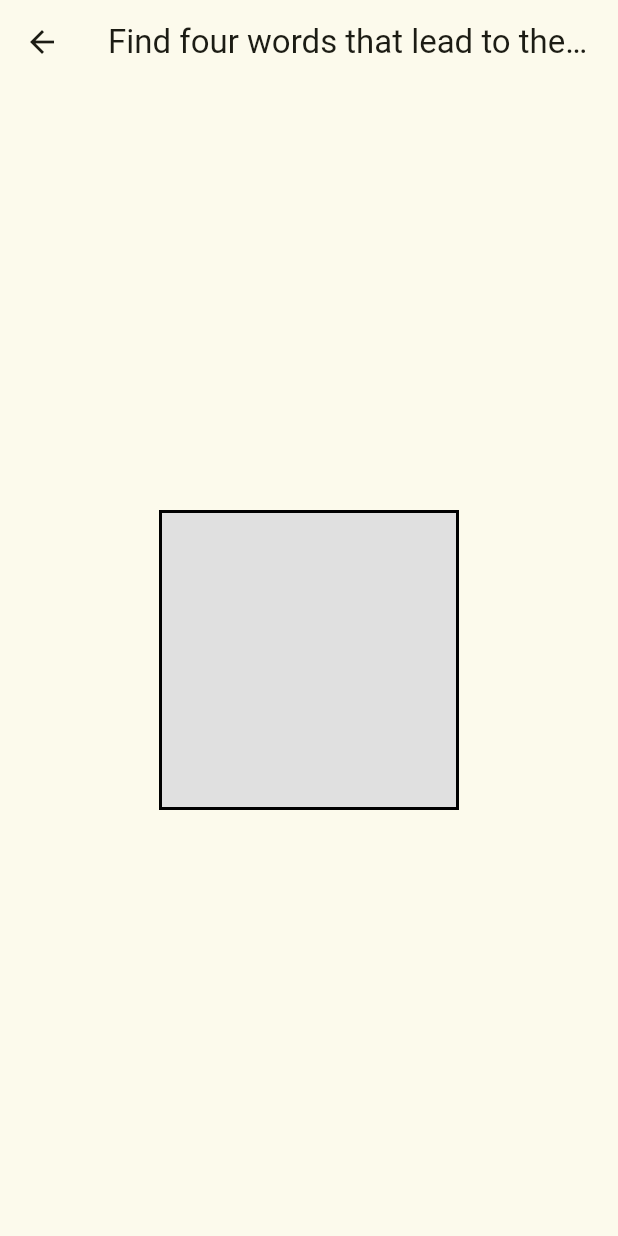
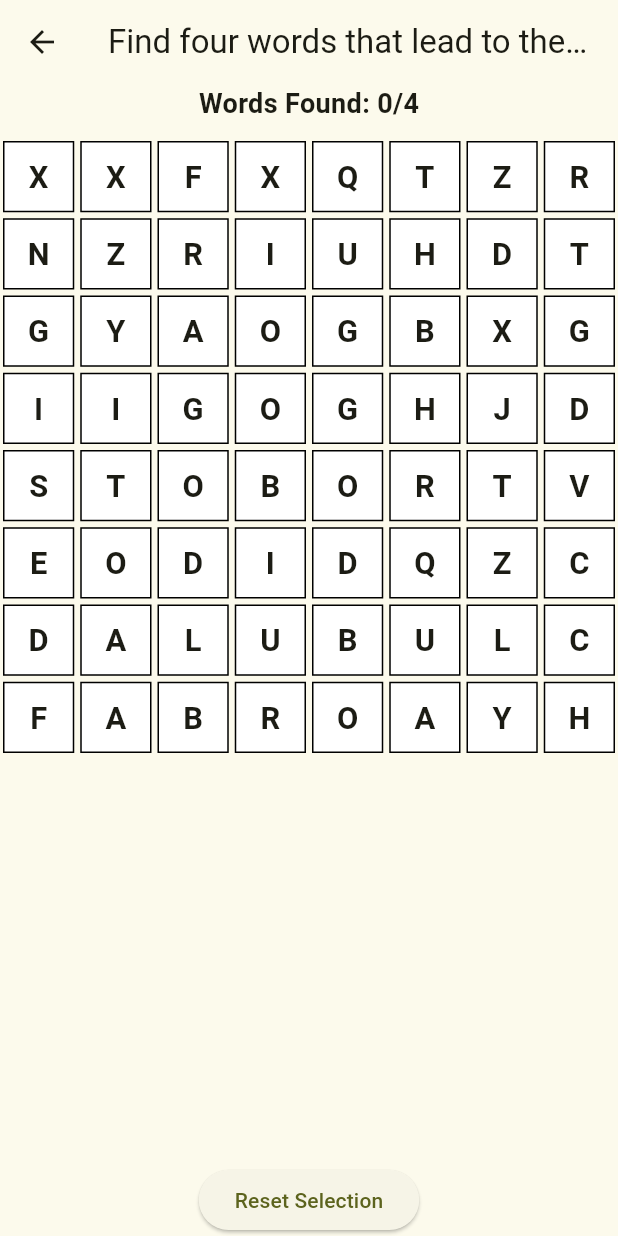
Before and after one commit to maureensanchez99/app6, a Flutter app: the screen it shows after launch, after a tap on "Wordsearch", on a phone screen of 412 x 824 dp. Run offline on Flutter 3.47's test engine with Material 3 defaults, Android fonts, the phone set to English and light mode, and no system bars.

Commit message:
users can now click on letters to find words

```diff
--- a/lib/pages/wordsearch_page.dart
+++ b/lib/pages/wordsearch_page.dart
@@ -1,26 +1,157 @@
-import 'dart:async';
+import 'dart:math';
 import 'package:flutter/material.dart';
-import 'package:shared_preferences/shared_preferences.dart';
 
-class WordSearch extends StatelessWidget {
+class WordSearch extends StatefulWidget {
   const WordSearch({super.key});
 
   @override
+  _WordSearchState createState() => _WordSearchState();
+}
+
+class _WordSearchState extends State<WordSearch> {
+  final int gridSize = 8;
+  final List<String> words = ["ROBOT", "FIGHT", "CLUB", "DESIGN"];
+  late List<List<String>> grid;
+  late List<List<bool>> highlighted;
+  String currentWord = "";
+  final Random _random = Random();
+  Set<String> foundWords = {};
+
+  @override
+  void initState() {
+    super.initState();
+    _generateGrid();
+  }
+
+  void _generateGrid() {
+    grid = List.generate(gridSize, (_) => List.generate(gridSize, (_) => '.', growable: false), growable: false);
+    highlighted = List.generate(gridSize, (_) => List.generate(gridSize, (_) => false, growable: false), growable: false);
+    _placeWords();
+    _fillEmptySpaces();
+  }
+
+  void _placeWords() {
+    for (var word in words) {
+      bool placed = false;
+      while (!placed) {
+        int row = _random.nextInt(gridSize);
+        int col = _random.nextInt(gridSize);
+        List<int> direction = _getRandomDirection();
+
+        if (_canPlaceWord(word, row, col, direction)) {
+          for (int i = 0; i < word.length; i++) {
+            grid[row + i * direction[0]][col + i * direction[1]] = word[i];
+          }
+          placed = true;
+        }
+      }
+    }
+  }
+
+  bool _canPlaceWord(String word, int row, int col, List<int> direction) {
+    for (int i = 0; i < word.length; i++) {
+      int newRow = row + i * direction[0];
+      int newCol = col + i * direction[1];
+
+      if (newRow < 0 || newRow >= gridSize || newCol < 0 || newCol >= gridSize ||
+          (grid[newRow][newCol] != '.' && grid[newRow][newCol] != word[i])) {
+        return false;
+      }
+    }
+    return true;
+  }
+
+  List<int> _getRandomDirection() {
+    List<List<int>> directions = [
+      [0, 1], [1, 0], [1, 1], [-1, -1], [-1, 1], [1, -1], [0, -1], [-1, 0]
+    ];
+    return directions[_random.nextInt(directions.length)];
+  }
+
+  void _fillEmptySpaces() {
+    for (int row = 0; row < gridSize; row++) {
+      for (int col = 0; col < gridSize; col++) {
+        if (grid[row][col] == '.') {
+          grid[row][col] = String.fromCharCode(_random.nextInt(26) + 65);
+        }
+      }
+    }
+  }
+
+  void _selectLetter(int row, int col) {
+    if (highlighted[row][col]) return;
+
+    setState(() {
+      highlighted[row][col] = true;
+      currentWord += grid[row][col];
+
+      if (words.contains(currentWord)) {
+        foundWords.add(currentWord);
+        currentWord = "";
+      }
+    });
+  }
+
+  void _resetSelection() {
+    setState(() {
+      for (int row = 0; row < gridSize; row++) {
+        for (int col = 0; col < gridSize; col++) {
+          highlighted[row][col] = false;
+        }
+      }
+      currentWord = "";
+    });
+  }
+
+  @override
   Widget build(BuildContext context) {
+    double cellSize = MediaQuery.of(context).size.width / (gridSize + 2); // Ensures it fits within screen width
+
     return Scaffold(
-      appBar: AppBar(
-        title: const Text('Find four words that lead to the clue'),
-        centerTitle: true,
-      ),
-      body: Center(
-        child: Container(
-          width: 200,
-          height: 200,
-          decoration: BoxDecoration(
-            color: Colors.grey[300],
-            border: Border.all(color: Colors.black, width: 2),
+      appBar: AppBar(title: const Text("Find four words that lead to the clue")),
+      body: Column(
+        mainAxisAlignment: MainAxisAlignment.center,
+        children: [
+          Text("Words Found: ${foundWords.length}/4", style: const TextStyle(fontSize: 18, fontWeight: FontWeight.bold)),
+          const SizedBox(height: 10),
+          Expanded(
+            child: Center(
+              child: GridView.builder(
+                gridDelegate: SliverGridDelegateWithFixedCrossAxisCount(
+                  crossAxisCount: gridSize,
+                  childAspectRatio: 1.0, // Ensures square cells
+                ),
+                itemCount: gridSize * gridSize,
+                itemBuilder: (context, index) {
+                  int row = index ~/ gridSize;
+                  int col = index % gridSize;
+                  return GestureDetector(
+                    onTap: () => _selectLetter(row, col),
+                    child: Container(
+                      width: cellSize,
+                      height: cellSize,
+                      margin: const EdgeInsets.all(2),
+                      decoration: BoxDecoration(
+                        color: highlighted[row][col] ? (foundWords.contains(currentWord) ? Colors.green : Colors.yellow) : Colors.white,
+                        border: Border.all(color: Colors.black),
+                      ),
+                      alignment: Alignment.center,
+                      child: Text(
+                        grid[row][col],
+                        style: TextStyle(fontSize: cellSize * 0.5, fontWeight: FontWeight.bold),
+                      ),
+                    ),
+                  );
+                },
+              ),
+            ),
           ),
-        ),
+          const SizedBox(height: 10),
+          ElevatedButton(
+            onPressed: _resetSelection,
+            child: const Text("Reset Selection"),
+          ),
+        ],
       ),
     );
   }
```
